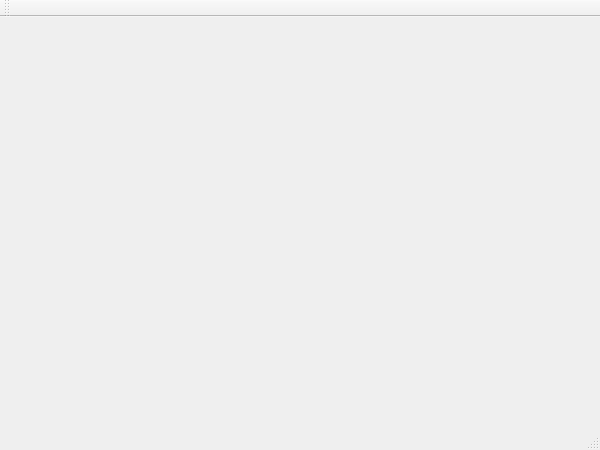
Qt form OpenBoard/mainwindow.ui (ITAAcademy/OpenBoard) before a commit.
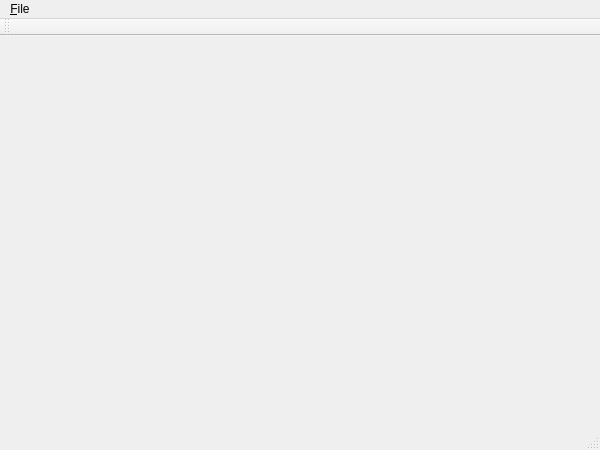
The same form after that commit.

Commit message: create menu "File" with submenu

```diff
--- a/OpenBoard/mainwindow.ui
+++ b/OpenBoard/mainwindow.ui
@@ -23,6 +23,18 @@
      <height>21</height>
     </rect>
    </property>
+   <widget class="QMenu" name="menu_File">
+    <property name="title">
+     <string>&amp;File</string>
+    </property>
+    <addaction name="action_New"/>
+    <addaction name="action_Open"/>
+    <addaction name="action_Save"/>
+    <addaction name="action_Save_as"/>
+    <addaction name="separator"/>
+    <addaction name="action_Exit"/>
+   </widget>
+   <addaction name="menu_File"/>
   </widget>
   <widget class="QToolBar" name="mainToolBar">
    <attribute name="toolBarArea">
```
Left out of the diff: 37 changed lines with no effect on the pictures.
